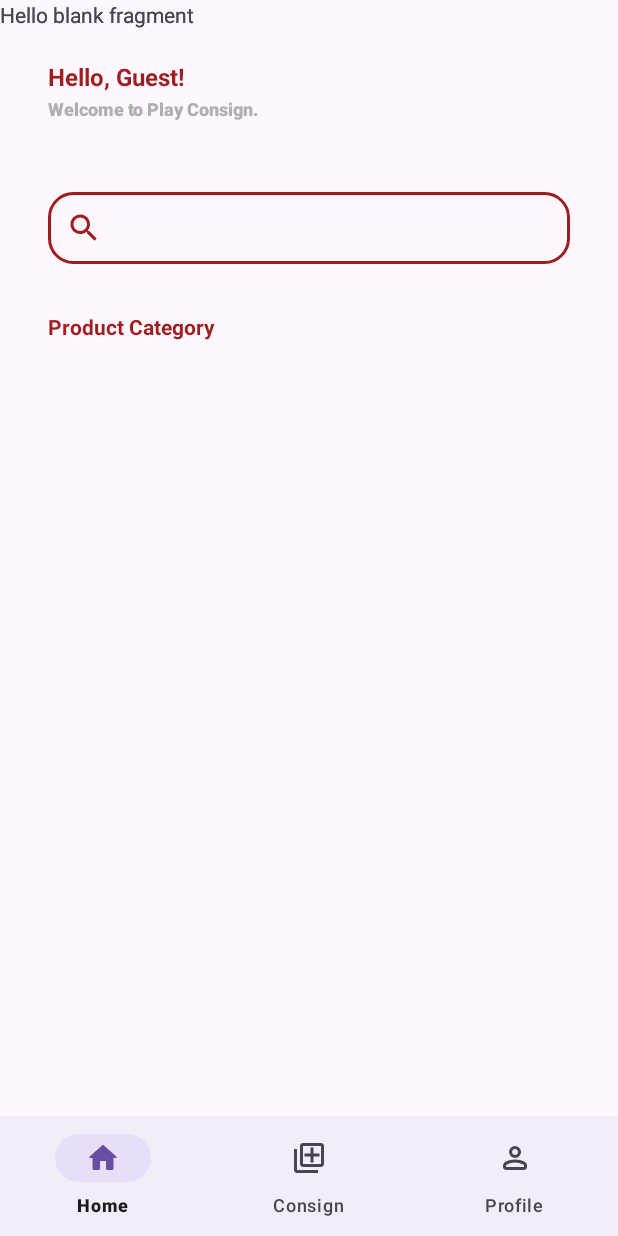
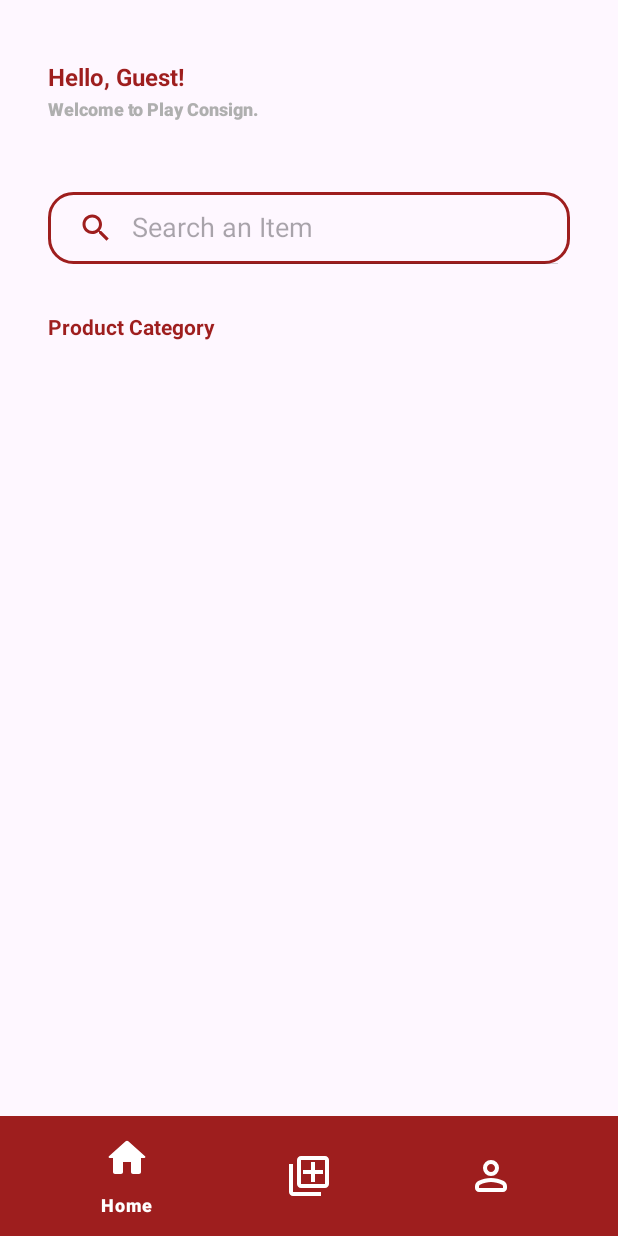
Before and after one commit to Hansen126/Play-Consign, an Android app: the screen it shows after launch (MainActivity), on a phone screen of 412 x 824 dp. Run offline under Robolectric (Android 15) with nearby library versions, the light colour scheme and no system bars.

Commit message:
Change UI Colors

```diff
--- a/app/build.gradle.kts
+++ b/app/build.gradle.kts
@@ -1,5 +1,6 @@
 plugins {
     alias(libs.plugins.android.application)
+    alias(libs.plugins.google.gms.google.services)
 }
 
 android {
@@ -43,6 +44,7 @@
     implementation(libs.material)
     implementation(libs.activity)
     implementation(libs.constraintlayout)
+    implementation(libs.firebase.database)
     testImplementation(libs.junit)
     androidTestImplementation(libs.ext.junit)
     androidTestImplementation(libs.espresso.core)
--- a/app/src/main/java/com/example/playconsign/MainActivity.java
+++ b/app/src/main/java/com/example/playconsign/MainActivity.java
@@ -1,24 +1,58 @@
 package com.example.playconsign;
 
 import android.os.Bundle;
+import android.view.MenuItem;
 
 import androidx.activity.EdgeToEdge;
+import androidx.annotation.NonNull;
 import androidx.appcompat.app.AppCompatActivity;
 import androidx.core.graphics.Insets;
 import androidx.core.view.ViewCompat;
 import androidx.core.view.WindowInsetsCompat;
+import androidx.fragment.app.Fragment;
+import androidx.fragment.app.FragmentContainerView;
+import androidx.fragment.app.FragmentManager;
+import androidx.fragment.app.FragmentTransaction;
+
+import com.example.playconsign.databinding.ActivityMainBinding;
+import com.google.android.material.navigation.NavigationBarView;
 
 public class MainActivity extends AppCompatActivity {
+
+    ActivityMainBinding binding;
 
     @Override
     protected void onCreate(Bundle savedInstanceState) {
         super.onCreate(savedInstanceState);
         EdgeToEdge.enable(this);
-        setContentView(R.layout.activity_main);
+        binding = ActivityMainBinding.inflate(getLayoutInflater());
+        setContentView(binding.getRoot());
         ViewCompat.setOnApplyWindowInsetsListener(findViewById(R.id.main), (v, insets) -> {
             Insets systemBars = insets.getInsets(WindowInsetsCompat.Type.systemBars());
             v.setPadding(systemBars.left, systemBars.top, systemBars.right, systemBars.bottom);
             return insets;
         });
+
+        binding.mainBottomNav.setOnItemSelectedListener(new NavigationBarView.OnItemSelectedListener() {
+            @Override
+            public boolean onNavigationItemSelected(@NonNull MenuItem item) {
+                int selectedId = item.getItemId();
+                if(selectedId == R.id.mainHomeMenu){
+                    switchFragment(new HomeFragment());
+                } else if (selectedId == R.id.mainConsignMenu) {
+                    switchFragment(new ConsignFragment());
+                } else if (selectedId == R.id.mainProfileMenu) {
+                    switchFragment(new ProfileFragment());
+                }
+                return true;
+            }
+        });
+    }
+
+    private void switchFragment(Fragment fragment) {
+        FragmentManager fragmentManager = getSupportFragmentManager();
+        FragmentTransaction fragmentTransaction = fragmentManager.beginTransaction();
+        fragmentTransaction.replace(R.id.mainFCV, fragment);
+        fragmentTransaction.commit();
     }
 }
--- a/app/src/main/res/layout/activity_main.xml
+++ b/app/src/main/res/layout/activity_main.xml
@@ -11,14 +11,21 @@
         android:id="@+id/mainBottomNav"
         android:layout_width="0dp"
         android:layout_height="wrap_content"
-        app:itemIconTint="@null"
+        android:background="#9E1E1E"
+        android:paddingHorizontal="24dp"
+        app:itemActiveIndicatorStyle="@null"
+        app:itemIconSize="32dp"
+        app:itemIconTint="@color/white"
+        app:itemRippleColor="#CA1D1D"
+        app:itemTextColor="#FFFFFF"
+        app:labelVisibilityMode="selected"
         app:layout_constraintBottom_toBottomOf="parent"
         app:layout_constraintEnd_toEndOf="parent"
         app:layout_constraintStart_toStartOf="parent"
         app:menu="@menu/main_bottom_nav_menu" />
 
     <androidx.fragment.app.FragmentContainerView
-        android:id="@+id/homeFCV"
+        android:id="@+id/mainFCV"
         android:name="com.example.playconsign.HomeFragment"
         android:layout_width="0dp"
         android:layout_height="0dp"
@@ -29,24 +36,4 @@
         app:layout_constraintTop_toTopOf="parent"
         app:layout_constraintVertical_bias="0.0" />
 
-    <androidx.fragment.app.FragmentContainerView
-        android:id="@+id/consignFCV"
-        android:name="com.example.playconsign.ConsignFragment"
-        android:layout_width="0dp"
-        android:layout_height="0dp"
-        app:layout_constraintBottom_toTopOf="@+id/mainBottomNav"
-        app:layout_constraintEnd_toEndOf="parent"
-        app:layout_constraintStart_toStartOf="parent"
-        app:layout_constraintTop_toTopOf="parent" />
-
-    <androidx.fragment.app.FragmentContainerView
-        android:id="@+id/profileFCV"
-        android:name="com.example.playconsign.ProfileFragment"
-        android:layout_width="0dp"
-        android:layout_height="0dp"
-        app:layout_constraintBottom_toTopOf="@+id/mainBottomNav"
-        app:layout_constraintEnd_toEndOf="parent"
-        app:layout_constraintStart_toStartOf="parent"
-        app:layout_constraintTop_toTopOf="parent" />
-
 </androidx.constraintlayout.widget.ConstraintLayout>
--- a/app/src/main/res/layout/fragment_home.xml
+++ b/app/src/main/res/layout/fragment_home.xml
@@ -51,7 +51,8 @@
             android:layout_marginBottom="32dp"
             android:background="@drawable/ic_searchview_outline"
             android:searchIcon="@drawable/ic_search"
-            android:queryHint="Search an Item"/>
+            android:queryHint="Search an Item"
+            android:iconifiedByDefault="false"/>
 
         <TextView
             android:id="@+id/mainTV2"
--- a/build.gradle.kts
+++ b/build.gradle.kts
@@ -1,4 +1,5 @@
 // Top-level build file where you can add configuration options common to all sub-projects/modules.
 plugins {
     alias(libs.plugins.android.application) apply false
+    alias(libs.plugins.google.gms.google.services) apply false
 }
--- a/gradle/libs.versions.toml
+++ b/gradle/libs.versions.toml
@@ -7,6 +7,8 @@
 material = "1.12.0"
 activity = "1.9.3"
 constraintlayout = "2.2.0"
+googleGmsGoogleServices = "4.4.2"
+firebaseDatabase = "21.0.0"
 
 [libraries]
 junit = { group = "junit", name = "junit", version.ref = "junit" }
@@ -16,6 +18,8 @@
 material = { group = "com.google.android.material", name = "material", version.ref = "material" }
 activity = { group = "androidx.activity", name = "activity", version.ref = "activity" }
 constraintlayout = { group = "androidx.constraintlayout", name = "constraintlayout", version.ref = "constraintlayout" }
+firebase-database = { group = "com.google.firebase", name = "firebase-database", version.ref = "firebaseDatabase" }
 
 [plugins]
 android-application = { id = "com.android.application", version.ref = "agp" }
+google-gms-google-services = { id = "com.google.gms.google-services", version.ref = "googleGmsGoogleServices" }
```
